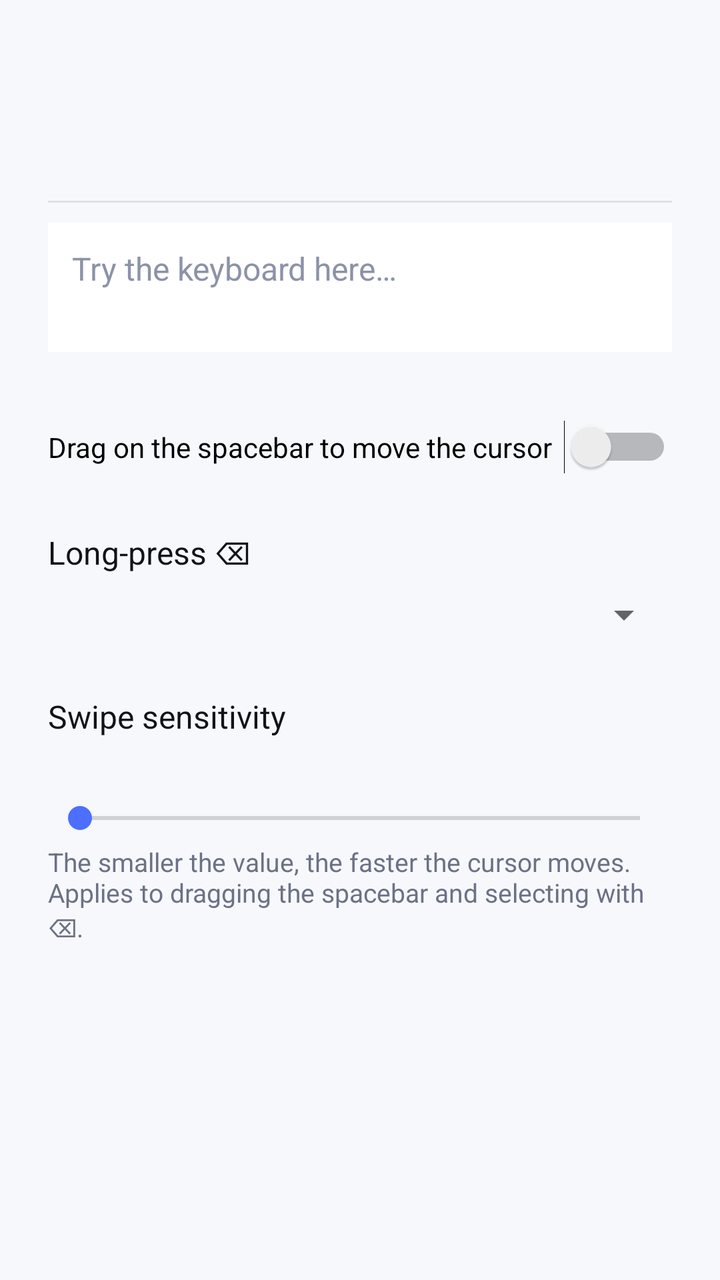
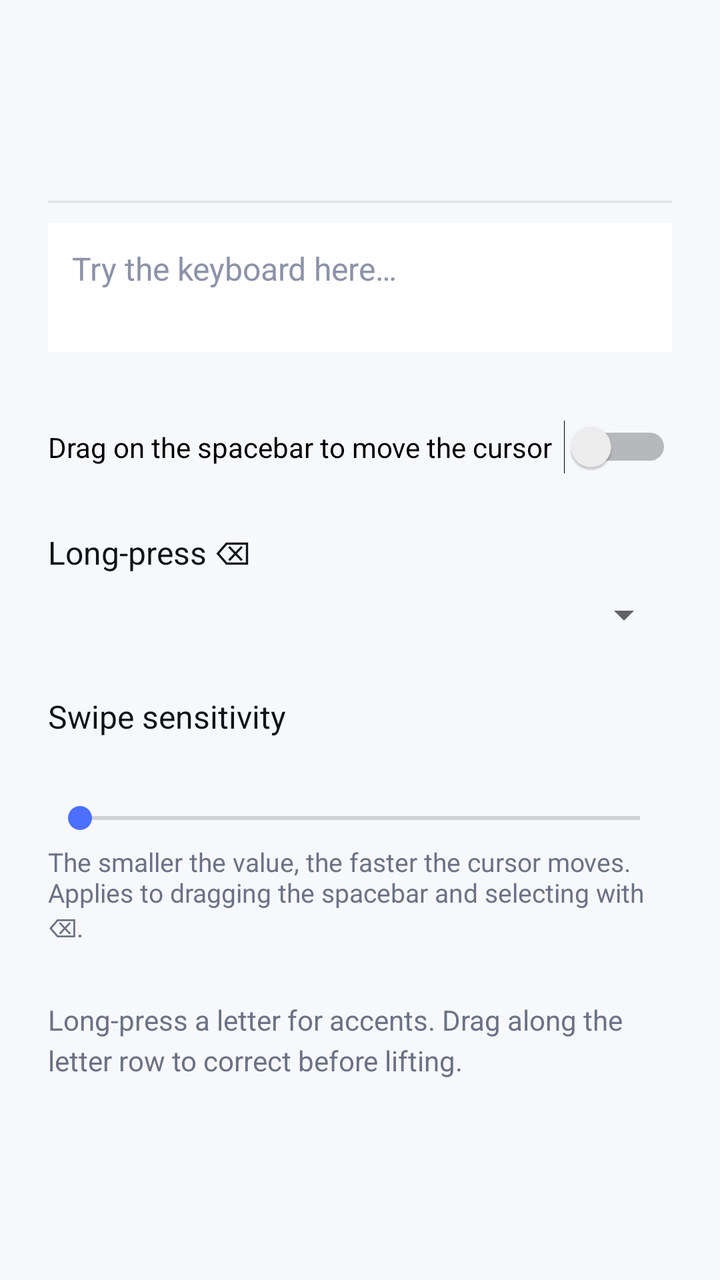

Two renders of the same Android screen: before a commit and after it. Below are the layout's source before the change and the commit's diff.
<!-- AndroidManifest.xml: application theme Theme.Type1 -->
<!-- res/layout/activity_behaviour.xml -->
<?xml version="1.0" encoding="utf-8"?>
<LinearLayout xmlns:android="http://schemas.android.com/apk/res/android"
	android:layout_width="match_parent"
	android:layout_height="match_parent"
	android:orientation="vertical">

	<include layout="@layout/settings_header" />

	<ScrollView
		android:layout_width="match_parent"
		android:layout_height="0dp"
		android:layout_weight="1"
		android:fillViewport="true">

		<LinearLayout
			android:layout_width="match_parent"
			android:layout_height="wrap_content"
			android:orientation="vertical"
			android:padding="24dp">

			<Switch
				android:id="@+id/spaceCursorSwitch"
				android:layout_width="match_parent"
				android:layout_height="wrap_content"
				android:text="@string/setup_space_cursor" />

			<TextView
				android:layout_width="match_parent"
				android:layout_height="wrap_content"
				android:layout_marginTop="28dp"
				android:text="@string/setup_backspace_hold"
				android:textColor="#FF11131A"
				android:textSize="16sp" />

			<Spinner
				android:id="@+id/backspaceHoldSpinner"
				android:layout_width="match_parent"
				android:layout_height="wrap_content"
				android:layout_marginTop="8dp" />

			<TextView
				android:layout_width="match_parent"
				android:layout_height="wrap_content"
				android:layout_marginTop="28dp"
				android:text="@string/setup_swipe_sensitivity"
				android:textColor="#FF11131A"
				android:textSize="16sp" />

			<TextView
				android:id="@+id/swipeSensitivityValue"
				android:layout_width="match_parent"
				android:layout_height="wrap_content"
				android:layout_marginTop="4dp"
				android:textColor="#FF6B7285"
				android:textSize="14sp" />

			<SeekBar
				android:id="@+id/swipeSensitivitySeek"
				android:layout_width="match_parent"
				android:layout_height="wrap_content"
				android:layout_marginTop="8dp" />

			<TextView
				android:layout_width="match_parent"
				android:layout_height="wrap_content"
				android:layout_marginTop="4dp"
				android:text="@string/setup_swipe_hint"
				android:textColor="#FF6B7285"
				android:textSize="13sp" />
		</LinearLayout>
	</ScrollView>
</LinearLayout>
<!-- res/layout/settings_header.xml (included above) -->
<?xml version="1.0" encoding="utf-8"?>
<LinearLayout xmlns:android="http://schemas.android.com/apk/res/android"
	android:layout_width="match_parent"
	android:layout_height="wrap_content"
	android:orientation="vertical"
	android:paddingStart="24dp"
	android:paddingTop="48dp"
	android:paddingEnd="24dp"
	android:paddingBottom="10dp">

	<TextView
		android:id="@+id/settingsTitle"
		android:layout_width="match_parent"
		android:layout_height="wrap_content"
		android:textColor="#FF11131A"
		android:textSize="30sp"
		android:textStyle="bold" />

	<TextView
		android:id="@+id/settingsSubtitle"
		android:layout_width="match_parent"
		android:layout_height="wrap_content"
		android:layout_marginTop="4dp"
		android:textColor="#FF4A5064"
		android:textSize="15sp"
		android:visibility="gone" />

	<View
		android:layout_width="match_parent"
		android:layout_height="1dp"
		android:layout_marginTop="12dp"
		android:background="#1A11131A" />

	<EditText
		android:id="@+id/settingsDemo"
		android:layout_width="match_parent"
		android:layout_height="wrap_content"
		android:layout_marginTop="10dp"
		android:background="#FFFFFFFF"
		android:gravity="top|start"
		android:hint="@string/setup_demo_hint"
		android:importantForAutofill="no"
		android:inputType="textCapSentences|textMultiLine"
		android:minLines="2"
		android:maxLines="3"
		android:padding="12dp"
		android:textColor="#FF11131A"
		android:textColorHint="#FF8C93A8"
		android:textSize="16sp" />
</LinearLayout>
<!-- resources referenced by this layout -->
<resources>
  <string name="setup_backspace_hold">Long-press ⌫</string>
  <string name="setup_demo_hint">Try the keyboard here…</string>
  <string name="setup_space_cursor">Drag on the spacebar to move the cursor</string>
  <string name="setup_swipe_hint">The smaller the value, the faster the cursor moves. Applies to dragging the spacebar and selecting with ⌫.</string>
  <string name="setup_swipe_sensitivity">Swipe sensitivity</string>
  <style name="Theme.Type1" parent="@android:style/Theme.Material.Light.NoActionBar">
  		<item name="android:colorAccent">@color/brand</item>
  		<item name="android:statusBarColor">@color/brand</item>
  		<item name="android:windowBackground">#FFF7F8FC</item>
  	</style>
  <color name="brand">#FF4C6FFF</color>
</resources>

<!-- the commit's change to res/layout/activity_behaviour.xml (unified diff, before → after) -->
@@ -67,6 +67,15 @@
 				android:text="@string/setup_swipe_hint"
 				android:textColor="#FF6B7285"
 				android:textSize="13sp" />
+
+			<TextView
+				android:layout_width="match_parent"
+				android:layout_height="wrap_content"
+				android:layout_marginTop="28dp"
+				android:lineSpacingExtra="4dp"
+				android:text="@string/behaviour_hint"
+				android:textColor="#FF6B7285"
+				android:textSize="14sp" />
 		</LinearLayout>
 	</ScrollView>
 </LinearLayout>
<!-- resource entries referenced after the edit -->
@@ -1,5 +1,6 @@
 <!-- resources referenced by this layout -->
 <resources>
+  <string name="behaviour_hint">Long-press a letter for accents. Drag along the letter row to correct before lifting.</string>
   <string name="setup_backspace_hold">Long-press ⌫</string>
   <string name="setup_demo_hint">Try the keyboard here…</string>
   <string name="setup_space_cursor">Drag on the spacebar to move the cursor</string>
